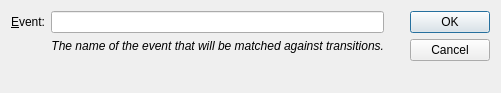
First picture: the form in src/modules/specialized/scxml/dialogs/scxmlraisedialog.ui, repository lbellonda/qxmledit, before the edit.
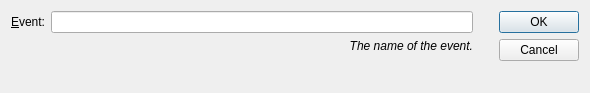
Second picture: the form after the edit. Icons and pictures are not drawn.

```diff
--- a/src/modules/specialized/scxml/dialogs/scxmlraisedialog.ui
+++ b/src/modules/specialized/scxml/dialogs/scxmlraisedialog.ui
@@ -6,7 +6,7 @@
    <rect>
     <x>0</x>
     <y>0</y>
-    <width>500</width>
+    <width>590</width>
     <height>93</height>
    </rect>
   </property>
@@ -52,7 +52,7 @@
         </font>
        </property>
        <property name="text">
-        <string>The name of the event that will be matched against transitions.</string>
+        <string>The name of the event.</string>
        </property>
        <property name="alignment">
         <set>Qt::AlignRight|Qt::AlignTrailing|Qt::AlignVCenter</set>
```
Left out of the diff: 8 changed lines with no effect on the pictures.
